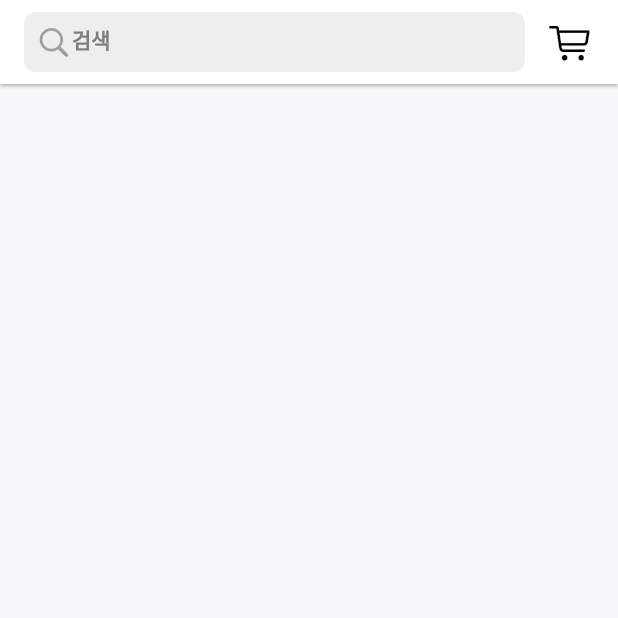
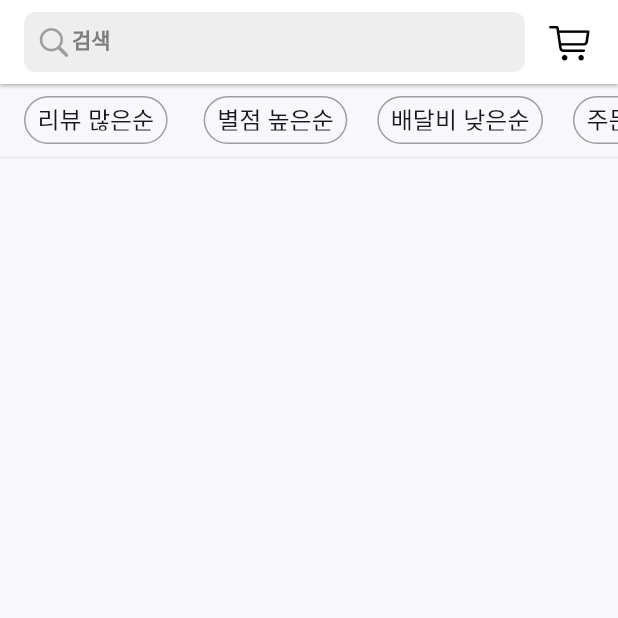
Before and after one commit to Sylar0012/final_project_beamin_app, a Flutter app: the Search screen opened directly, on a phone screen of 412 x 824 dp, the top half of it. Run offline on Flutter 3.47's test engine with Material 2 defaults, Android fonts, the phone set to English and light mode, and no system bars; our stand-ins replace card_swiper, google_fonts.

Commit message:
searchPage 검색 필터링 버튼 완성

```diff
--- a/lib/view/pages/main/search/search.dart
+++ b/lib/view/pages/main/search/search.dart
@@ -12,6 +12,10 @@ class Search extends StatelessWidget {
   Widget build(BuildContext context) {
     return Scaffold(
       appBar: _buildAppBar(),
+      body: Column(children: [
+        _buildfilterList(),
+        Container(color: Colors.grey[200], height: 2),
+      ]),
     );
   }
 
@@ -58,3 +62,87 @@ class Search extends StatelessWidget {
     );
   }
 }
+
+Widget _buildfilterList() {
+  return Container(
+    height: 48,
+    child: ListView(
+      scrollDirection: Axis.horizontal,
+      children: [
+        Row(
+          children: [
+            SizedBox(width: gap_xs),
+            Padding(
+              padding: const EdgeInsets.symmetric(horizontal: gap_xs, vertical: gap_xs),
+              child: Container(
+                decoration: BoxDecoration(
+                  borderRadius: BorderRadius.circular(20),
+                  border: Border.all(color: Colors.grey),
+                ),
+                child: TextButton(
+                  onPressed: () {},
+                  child: Text(
+                    '리뷰 많은순',
+                    style: textTheme().bodyText1,
+                  ),
+                ),
+              ),
+            ),
+            SizedBox(width: gap_xs),
+            Padding(
+              padding: const EdgeInsets.symmetric(horizontal: gap_xs, vertical: gap_xs),
+              child: Container(
+                decoration: BoxDecoration(
+                  borderRadius: BorderRadius.circular(20),
+                  border: Border.all(color: Colors.grey),
+                ),
+                child: TextButton(
+                  onPressed: () {},
+                  child: Text(
+                    '별점 높은순',
+                    style: textTheme().bodyText1,
+                  ),
+                ),
+              ),
+            ),
+            SizedBox(width: gap_xs),
+            Padding(
+              padding: const EdgeInsets.symmetric(horizontal: gap_xxs, vertical: gap_xs),
+              child: Container(
+                decoration: BoxDecoration(
+                  borderRadius: BorderRadius.circular(20),
+                  border: Border.all(color: Colors.grey),
+                ),
+                child: TextButton(
+                  onPressed: () {},
+                  child: Text(
+                    '배달비 낮은순',
+                    style: textTheme().bodyText1,
+                  ),
+                ),
+              ),
+            ),
+            SizedBox(width: gap_xs),
+            Padding(
+              padding: const EdgeInsets.symmetric(horizontal: gap_xs, vertical: gap_xs),
+              child: Container(
+                decoration: BoxDecoration(
+                  borderRadius: BorderRadius.circular(20),
+                  border: Border.all(color: Colors.grey),
+                ),
+                child: TextButton(
+                  onPressed: () {},
+                  child: Text(
+                    '주문 횟수순',
+                    style: textTheme().bodyText1,
+                  ),
+                ),
+              ),
+            ),
+            SizedBox(width: gap_xs),
+          ],
+        )
+      ],
+    ),
+  );
+}
```
